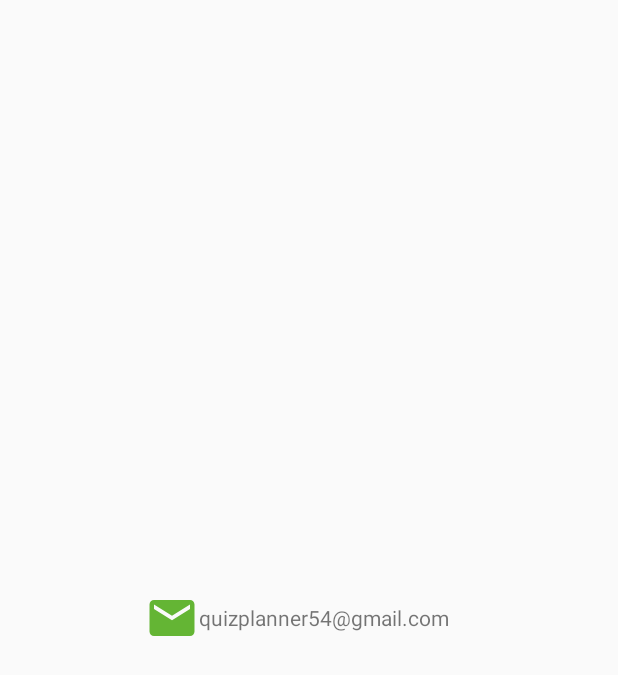
After one commit to kroha22/quiz_planner, an Android app: the layout contacts_view.xml on its own in the app's theme, with its tools: preview values and no code run, on a phone screen of 412 x 824 dp. The commit adds this screen. Shown: the top 675 px of the screen. Run offline under Robolectric (Android 15) with nearby library versions, the phone set to English and light mode, and no system bars.

Commit message:
Доработки

```diff
--- /dev/null
+++ b/app/src/main/res/drawable/ic_email.xml
@@ -0,0 +1,9 @@
+<vector xmlns:android="http://schemas.android.com/apk/res/android"
+        android:width="36dp"
+        android:height="36dp"
+        android:viewportWidth="24.0"
+        android:viewportHeight="24.0">
+    <path
+        android:fillColor="#FF000000"
+        android:pathData="M20,4L4,4c-1.1,0 -1.99,0.9 -1.99,2L2,18c0,1.1 0.9,2 2,2h16c1.1,0 2,-0.9 2,-2L22,6c0,-1.1 -0.9,-2 -2,-2zM20,8l-8,5 -8,-5L4,6l8,5 8,-5v2z"/>
+</vector>
--- /dev/null
+++ b/app/src/main/res/layout/contacts_view.xml
@@ -0,0 +1,20 @@
+<?xml version="1.0" encoding="utf-8"?>
+<LinearLayout xmlns:android="http://schemas.android.com/apk/res/android"
+    android:layout_width="match_parent"
+    android:layout_height="match_parent"
+    android:gravity="center"
+    android:orientation="horizontal">
+
+    <ImageView
+        android:layout_width="wrap_content"
+        android:layout_height="wrap_content"
+        android:src="@drawable/ic_email"
+        android:tint="@color/colorAccent" />
+
+    <TextView
+        android:layout_width="wrap_content"
+        android:layout_height="wrap_content"
+        android:paddingRight="@dimen/default_padding"
+        android:text="@string/email" />
+
+</LinearLayout>
--- a/app/src/main/res/layout/quiz_list_item.xml
+++ b/app/src/main/res/layout/quiz_list_item.xml
@@ -18,7 +18,7 @@
             android:layout_width="@dimen/item_icon_size"
             android:layout_height="@dimen/item_icon_size"
             android:layout_marginTop="8dp"
-            android:src="@drawable/ic_check_black_24dp"
+            android:src="@drawable/ic_check"
             android:tint="@color/medium_grey" />
 
         <LinearLayout
--- a/app/src/main/res/menu/menu_main.xml
+++ b/app/src/main/res/menu/menu_main.xml
@@ -5,6 +5,6 @@
     <item
         android:id="@+id/action_settings"
         android:orderInCategory="100"
-        android:title="@string/about_us"
+        android:title="@string/contacts"
         app:showAsAction="never" />
 </menu>
--- a/app/src/main/res/values/strings.xml
+++ b/app/src/main/res/values/strings.xml
@@ -7,7 +7,7 @@
     <string name="title_activity_main">Расписание</string>
     <string name="title_activity_detail">Подробности</string>
 
-    <string name="about_us">О нас</string>
+    <string name="contacts">Контакты</string>
 
     <string name="game_title">title</string>
     <string name="game_theme">theme</string>
@@ -21,5 +21,6 @@
     <string name="game_date">Дата</string>
     <string name="game_link">Зарегистрироваться</string>
     <string name="dummy">___</string>
+    <string name="email">quizplanner54@gmail.com</string>
 
 </resources>
```
Also changed, not shown: app/src/main/java/com/quizplanner/quizPlanner/ui/MainActivity.kt (+29 -4 lines), app/src/main/java/com/quizplanner/quizPlanner/ui/MainPresenter.kt (+56 -51 lines), app/src/main/res/layout/activity_main.xml (+33 -9 lines), app/src/main/res/drawable/ic_check.xml (renamed from app/src/main/res/drawable/ic_check_black_24dp.xml).
